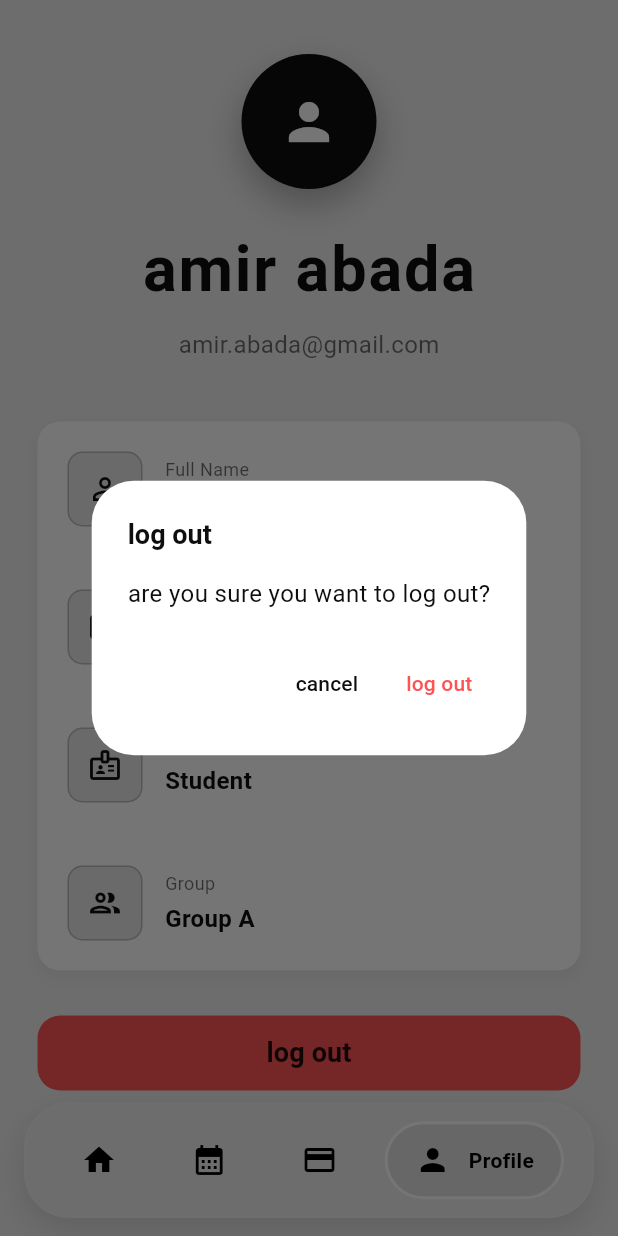
After one commit to am4iir/DAM-Project, a Flutter app: the Student screen opened by its route, item 4 of the bottom bar chosen, scrolled down 83 dp, after a tap on "log out", on a phone screen of 412 x 824 dp. The commit adds this screen. Run offline on Flutter 3.47's test engine with Material 3 defaults, Android fonts, the phone set to English and light mode, and no system bars; drawn by our look-alikes of google_nav_bar; our stand-ins replace toastification.

Commit message:
add profile page in student page

```diff
--- /dev/null
+++ b/frontend/lib/component/widget/_buildInFoRow.dart
@@ -0,0 +1,59 @@
+import 'package:flutter/material.dart';
+
+class BuildInFoRow extends StatelessWidget {
+ BuildInFoRow({super.key,required this.context,required this.icon,required this.label,required this.value});
+  final BuildContext context;
+  final IconData icon;
+  final String label;
+  final String value;
+
+  @override
+  Widget build(BuildContext context) {
+     return Row(
+      children: [
+        Container(
+          width: 50,
+          height: 50,
+          decoration: BoxDecoration(
+            borderRadius: BorderRadius.circular(10),
+            color: Theme.of(context).colorScheme.primary.withOpacity(0.1),
+            border: Border.all(
+              color: Theme.of(context).colorScheme.primary.withOpacity(0.2),
+              width: 1,
+            ),
+          ),
+          child: Icon(
+            icon,
+            color: Theme.of(context).colorScheme.primary,
+            size: 24,
+          ),
+        ),
+        SizedBox(width: 15),
+        Expanded(
+          child: Column(
+            crossAxisAlignment: CrossAxisAlignment.start,
+            children: [
+              Text(
+                label,
+                style: TextStyle(
+                  fontSize: 12,
+                  color: Theme.of(context).colorScheme.primary.withOpacity(0.6),
+                  fontWeight: FontWeight.w400,
+                ),
+              ),
+              SizedBox(height: 4),
+              Text(
+                value,
+                style: TextStyle(
+                  fontSize: 16,
+                  fontWeight: FontWeight.bold,
+                  color: Theme.of(context).colorScheme.primary,
+                ),
+              ),
+            ],
+          ),
+        ),
+      ],
+    );
+  }
+}
--- a/frontend/lib/main.dart
+++ b/frontend/lib/main.dart
@@ -20,12 +20,12 @@ class MainApp extends StatelessWidget {
       title: 'Canvas',
     theme: ThemeData(
     colorScheme: ColorScheme(
-      brightness: Brightness.dark, // Dark mode
-      primary: Color(0xFF4B0082),   // Dark purple
+      brightness: Brightness.light,  // Dark mode
+      primary: Color.fromARGB(255, 14, 14, 15),   // Dark
       onPrimary: Colors.white,      // Text/icons on primary
       secondary: Color(0xFF6A0DAD), // Slightly lighter purple
       onSecondary: Colors.white,    // Text/icons on secondary
-      background: Colors.grey[300], // Almost black background
+      background: Colors.grey[200], // Almost black background
       onBackground: Colors.white,   // Text on background
       surface: Colors.white,  // Card and button surfaces
       onSurface: Colors.white,      // Text on surfaces
--- a/frontend/lib/pages/auth/singin_page.dart
+++ b/frontend/lib/pages/auth/singin_page.dart
@@ -54,10 +54,6 @@ class _SinginPageState extends State<SinginPage> {
       final data = jsonDecode(response.body);
 
       if (response.statusCode == 200 && data['message'] == 'success') {
-
-
-
-
         ScaffoldMessenger.of(context).showSnackBar(
           SnackBar(
             content: const Text(
@@ -74,7 +70,9 @@ class _SinginPageState extends State<SinginPage> {
             ),
           ),
         );
-         await Future.delayed(const Duration(seconds: 1));
+        await Future.delayed(const Duration(seconds: 3));
+
+
         if (data['user']['id_role'] == 1) {
           Navigator.pushNamed(context, '/Admin');
         } else if (data['user']['id_role'] == 2) {
@@ -82,10 +80,8 @@ class _SinginPageState extends State<SinginPage> {
         } else if (data['user']['id_role'] == 3) {
           Navigator.pushNamed(context, '/Student');
         }
-
-
-      }else{
-         ScaffoldMessenger.of(context).showSnackBar(
+      } else {
+        ScaffoldMessenger.of(context).showSnackBar(
           SnackBar(
             content: Text(
               data['message'] ?? 'Invalid email or password',
--- a/frontend/lib/pages/student_page/student_main.dart
+++ b/frontend/lib/pages/student_page/student_main.dart
@@ -1,15 +1,87 @@
-
+import 'package:frontend/pages/student_page/student_page/student_cart_page.dart';
+import 'package:frontend/pages/student_page/student_page/student_home_page.dart';
+import 'package:frontend/pages/student_page/student_page/student_profile_page.dart';
+import 'package:frontend/pages/student_page/student_page/student_program_page.dart';
+import 'package:google_nav_bar/google_nav_bar.dart';
 import 'package:flutter/material.dart';
 
-class Student extends StatelessWidget {
-  const Student({super.key});
+class Student extends StatefulWidget {
+  Student({super.key});
+
+  @override
+  State<Student> createState() => _StudentState();
+}
+
+class _StudentState extends State<Student> {
+  int _selectedIndex = 0;
+
+  final List<Widget> studentPages = [
+    StudentHomePage(),
+    StudentProgramPage(),
+    StudentCartPage(),
+    StudentProfilePage(),
+  ];
 
   @override
   Widget build(BuildContext context) {
+    final theme = Theme.of(context);
+
     return Scaffold(
-      body: Container(
+      backgroundColor: theme.colorScheme.background,
 
-        child: Center(child: Text('student',style: TextStyle(color: Colors.black,fontSize: 30),)),
+      // Use IndexedStack to preserve page states when switching tabs
+      body: IndexedStack(
+        index: _selectedIndex,
+        children: studentPages,
+      ),
+
+      bottomNavigationBar: SafeArea(
+        child: Padding(
+          padding: const EdgeInsets.fromLTRB(16, 8, 16, 12),
+          child: Container(
+            decoration: BoxDecoration(
+              color: Theme.of(context).colorScheme.background,
+              border: Border.all(
+                color: theme.colorScheme.onBackground.withOpacity(0.08),
+                width: 1.5,
+              ),
+              borderRadius: BorderRadius.circular(30),
+              boxShadow: [
+                BoxShadow(
+                  color: Colors.black.withOpacity(0.12),
+                  blurRadius: 18,
+                  offset: Offset(0, 8),
+                ),
+              ],
+            ),
+            padding: const EdgeInsets.symmetric(horizontal: 10, vertical: 6),
+            child: GNav(
+              tabMargin: const EdgeInsets.all(5),
+              rippleColor: Colors.grey.shade300,
+              hoverColor: Colors.black,
+              gap: 12,
+              activeColor: Colors.black,
+              color:Colors.black,
+              iconSize: 24,
+              padding: const EdgeInsets.symmetric(horizontal: 18, vertical: 12),
+              tabBackgroundColor:Colors.grey.shade300,
+              tabActiveBorder: Border.all(
+                color: theme.colorScheme.onBackground,
+                width: 2,
+              ),
+
+              selectedIndex: _selectedIndex,
+              mainAxisAlignment: MainAxisAlignment.spaceEvenly,
+              tabs: const [
+                GButton(icon: Icons.home, text: 'Home'),
+                GButton(icon: Icons.calendar_month, text: 'Program'),
+                GButton(icon: Icons.credit_card, text: 'Card'),
+                GButton(icon: Icons.person, text: 'Profile'),
+              ],
+              onTabChange: (index) => setState(() => _selectedIndex = index),
+            ),
+          ),
+        ),
       ),
     );
   }
--- /dev/null
+++ b/frontend/lib/pages/student_page/student_page/student_cart_page.dart
@@ -0,0 +1,14 @@
+import 'package:flutter/material.dart';
+
+class StudentCartPage extends StatelessWidget {
+  const StudentCartPage({super.key});
+
+  @override
+  Widget build(BuildContext context) {
+    return Center(
+      child: Container(
+        child: Text('Student Cart Page',style: TextStyle(fontSize: 20 ,fontWeight: FontWeight.bold,color: Colors.black)),
+      ),
+    );
+  }
+}
--- /dev/null
+++ b/frontend/lib/pages/student_page/student_page/student_home_page.dart
@@ -0,0 +1,15 @@
+import 'package:flutter/material.dart';
+
+
+class StudentHomePage extends StatelessWidget {
+  const StudentHomePage({super.key});
+
+  @override
+  Widget build(BuildContext context) {
+    return Center(
+      child: Container(
+        child: Text('Student Home Page',style: TextStyle(fontSize: 20 ,fontWeight: FontWeight.bold,color: Colors.black)),
+      ),
+    );
+  }
+}
--- /dev/null
+++ b/frontend/lib/pages/student_page/student_page/student_profile_page.dart
@@ -0,0 +1,226 @@
+import 'package:flutter/material.dart';
+import 'package:frontend/component/widget/_buildInFoRow.dart';
+
+
+class StudentProfilePage extends StatelessWidget {
+  const StudentProfilePage({super.key});
+
+  @override
+  Widget build(BuildContext context) {
+    return Scaffold(
+      backgroundColor: Theme.of(context).colorScheme.background,
+      body: SafeArea(
+        child: SingleChildScrollView(
+          child: Column(
+            children: [
+              SizedBox(height: 20),
+              Row(
+                children: [
+                  Padding(
+                    padding: EdgeInsets.symmetric(horizontal: 10, vertical: 10),
+                    child: Text(
+                      ' Profile ',
+                      style: TextStyle(
+                        fontSize: 27,
+                        fontWeight: FontWeight.bold,
+                        color: const Color.fromARGB(255, 0, 0, 0),
+                      ),
+                    ),
+                  ),
+                ],
+              ),
+              SizedBox(height: 40),
+              Column(
+                children: [
+                  Container(
+                    width: 90,
+                    height: 90,
+                    decoration: BoxDecoration(
+                      color: Theme.of(context).colorScheme.primary,
+                      shape: BoxShape.circle,
+                      boxShadow: [
+                        BoxShadow(
+                          color: Theme.of(
+                            context,
+                          ).colorScheme.primary.withOpacity(0.3),
+                          blurRadius: 20,
+                          offset: const Offset(0, 10),
+                        ),
+                      ],
+                    ),
+                    child: Icon(
+                      Icons.person,
+                      color: Theme.of(context).colorScheme.onPrimary,
+                      size: 40,
+                    ),
+                  ),
+                  const SizedBox(height: 24),
+                  Text(
+                    'amir abada',
+                    style: TextStyle(
+                      fontSize: 42,
+                      fontWeight: FontWeight.bold,
+                      color: Theme.of(context).colorScheme.primary,
+                      letterSpacing: 1.2,
+                    ),
+                  ),
+                  const SizedBox(height: 8),
+                  Text(
+                    'amir.abada@gmail.com',
+                    style: TextStyle(
+                      fontSize: 16,
+                      color: Theme.of(
+                        context,
+                      ).colorScheme.primary.withOpacity(0.6),
+                      fontWeight: FontWeight.w400,
+                    ),
+                  ),
+                ],
+              ),
+              SizedBox(height: 40),
+              Container(
+                width: double.infinity,
+                decoration: BoxDecoration(
+                  borderRadius: BorderRadius.circular(15),
+                  color: Colors.white,
+                  boxShadow: [
+                    BoxShadow(
+                      color: Colors.black.withOpacity(0.05),
+                      blurRadius: 10,
+                      offset: const Offset(0, 5),
+                    ),
+                  ],
+                ),
+                margin: EdgeInsets.symmetric(horizontal: 25),
+                padding: EdgeInsets.symmetric(horizontal: 20, vertical: 20),
+                child: Column(
+                  crossAxisAlignment: CrossAxisAlignment.start,
+                  children: [
+                    BuildInFoRow(
+                      context: context,
+                      icon: Icons.person_outline,
+                      label: 'Full Name',
+                      value: 'amir abada',
+                    ),
+                    SizedBox(height: 20),
+                    Divider(
+                      height: 2,
+
+                    ),
+                    SizedBox(height: 20),
+                    BuildInFoRow(
+                      context: context,
+                      icon: Icons.email_outlined,
+                      label: 'Email',
+                      value: 'amir.abada@gmail.com',
+                    ),
+                    SizedBox(height: 20),
+                    Divider(
+                      height: 2,
+
+                    ),
+                    SizedBox(height: 20),
+                    BuildInFoRow(
+                      context: context,
+                      icon: Icons.badge_outlined,
+                      label: 'Role',
+                      value: 'Student',
+                    ),
+                    SizedBox(height: 20),
+                    Divider(
+                      height: 2,
+
+                    ),
+                    SizedBox(height: 20),
+                    BuildInFoRow(
+                      context: context,
+                      icon: Icons.group_outlined,
+                      label: 'Group',
+                      value: 'Group A',
+                    ),
+                  ],
+                ),
+              ),
+              SizedBox(height: 30),
+              Container(
+                height: 50,
+                width: double.infinity,
+                margin: EdgeInsets.symmetric(horizontal: 25),
+                decoration: BoxDecoration(
+                  borderRadius: BorderRadius.circular(15),
+                  color: Colors.white,
+                ),
+                child: TextButton(
+                  onPressed: () {
+                    showDialog(
+                      context: context,
+                      builder: (context) => AlertDialog(
+                        title: Text(
+                          'log out',
+                          style: TextStyle(
+                            color: Theme.of(context).colorScheme.primary,
+                            fontSize: 18,
+                            fontWeight: FontWeight.bold,
+                          ),
+                        ),
+                        content: Text(
+                          'are you sure you want to log out?',
+                          style: TextStyle(
+                            color: Theme.of(context).colorScheme.primary,
+                            fontSize: 16,
+                            fontWeight: FontWeight.w400,
+                          ),
+                        ),
+                        actions: [
+                          TextButton(
+                            onPressed: () {
+                              Navigator.pop(context);
+                            },
+                            child: Text('cancel'),
+                          ),
+                          TextButton(
+                            onPressed: () {
+                              Navigator.pushReplacementNamed(
+                                context,
+                                '/singin',
+                              );
+                            },
+                            child: Text(
+                              'log out',
+                              style: TextStyle(
+                                color: Theme.of(context).colorScheme.error,
+                              ),
+                            ),
+                          ),
+                        ],
+                      ),
+                    );
+                  },
+                  child: Text(
+                    'log out',
+                    style: TextStyle(
+                      color: Colors.black87,
+                      fontSize: 18,
+                      fontWeight: FontWeight.bold,
+                    ),
+                  ),
+                  style: ButtonStyle(
+                    backgroundColor: MaterialStateProperty.all(
+                      Theme.of(context).colorScheme.error,
+                    ),
+                    shape: MaterialStateProperty.all<RoundedRectangleBorder>(
+                      RoundedRectangleBorder(
+                        borderRadius: BorderRadius.circular(15),
+                      ),
+                    ),
+                  ),
+                ),
+              ),
+            ],
+          ),
+        ),
+      ),
+    );
+  }
+
+}
--- /dev/null
+++ b/frontend/lib/pages/student_page/student_page/student_program_page.dart
@@ -0,0 +1,12 @@
+import 'package:flutter/material.dart';
+
+class StudentProgramPage extends StatelessWidget {
+  const StudentProgramPage({super.key});
+
+  @override
+  Widget build(BuildContext context) {
+    return Center(child: Container(
+      child: Text("Student Program Page",style: TextStyle(fontSize: 20 ,fontWeight: FontWeight.bold,color: Colors.black)),
+    ));
+  }
+}
--- a/frontend/pubspec.yaml
+++ b/frontend/pubspec.yaml
@@ -12,6 +12,7 @@ dependencies:
   get: ^4.7.2
   http: ^1.1.0
   toastification: ^1.2.1
+  google_nav_bar: ^5.0.6
 dev_dependencies:
   flutter_test:
     sdk: flutter
--- a/package.json
+++ b/package.json
@@ -1,5 +1,6 @@
 {
 	"dependencies": {
-		"bcrypt": "^6.0.0"
+		"bcrypt": "^6.0.0",
+		"jsonwebtoken": "^9.0.2"
 	}
 }
```
Also changed, not shown: frontend/pubspec.lock, package-lock.json (added), 4 other files.
